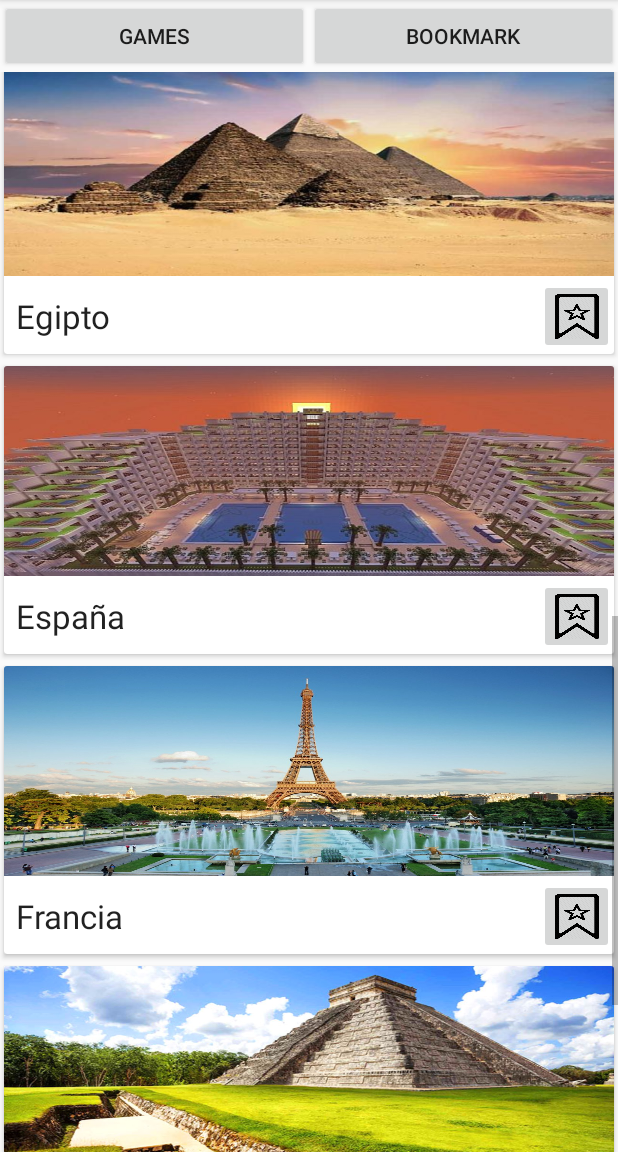
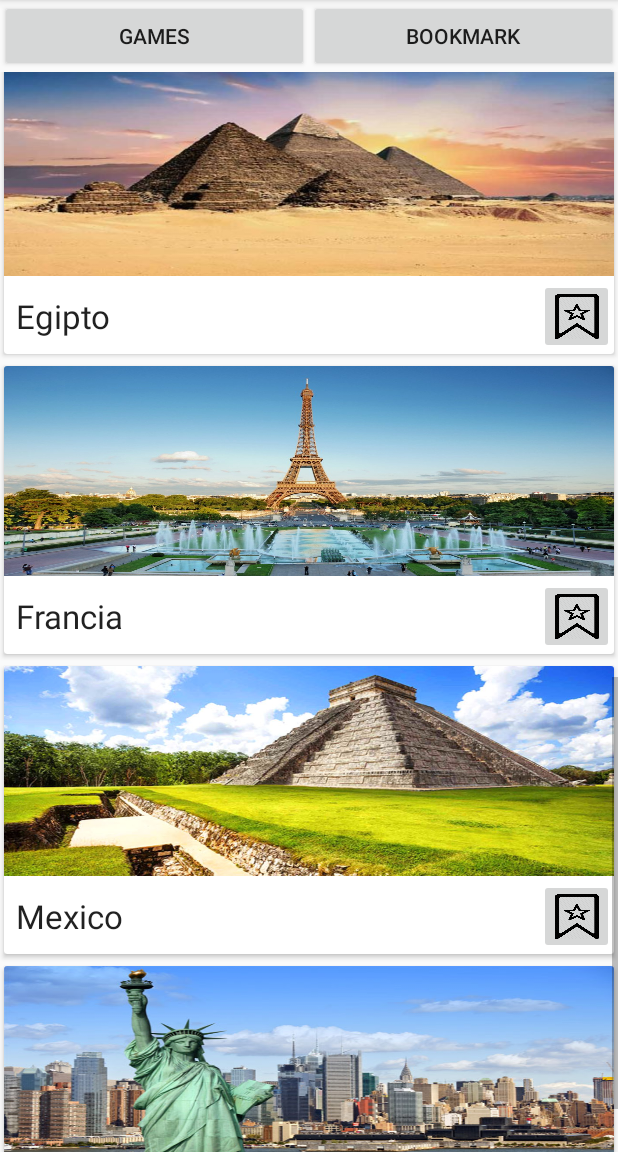
Before and after one commit to MickeyMiguel97/TravelList, an Android app: the screen it shows after launch (MainActivity), scrolled down 1008 dp, on a phone screen of 412 x 824 dp, the part 84-1236 px from its top. Run offline under Robolectric (Android 15) with nearby library versions, the phone set to English and light mode, and no system bars.

Commit message:
Estaba españa pero no acepta la ñ en imagenes :c

```diff
--- a/app/src/main/java/com/example/yanirayanes/travellist/MainActivity.java
+++ b/app/src/main/java/com/example/yanirayanes/travellist/MainActivity.java
@@ -65,7 +65,6 @@ public class MainActivity extends AppCompatActivity {
         pais.add(new Pais("Canada", R.drawable.canada,"Vistas panoramicas"));
         pais.add(new Pais("Chile", R.drawable.chile,"Montaña"));
         pais.add(new Pais("Egipto", R.drawable.egipto,"Piramide"));
-        pais.add(new Pais("España", R.drawable.españa,"Metropolis"));
         pais.add(new Pais("Francia", R.drawable.francia,"Torre eiffel"));
         pais.add(new Pais("Mexico", R.drawable.mexico,"Sitio arqueologico"));
         pais.add(new Pais("Estados Unidos", R.drawable.usa,"Estatua de la libertad"));
```
